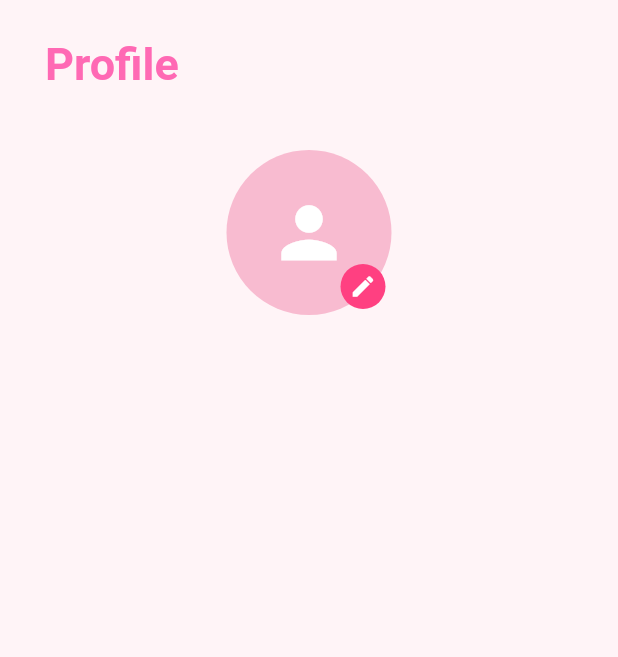
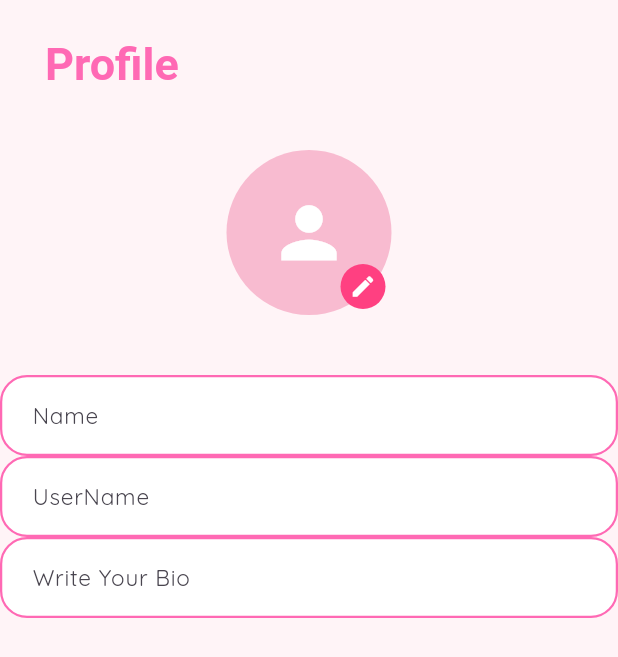
Before and after one commit to ayeshashehzad299/Glitzy, a Flutter app: the ProfileScreen screen opened directly, on a phone screen of 412 x 824 dp. Shown: the top 657 px of the screen. Run offline on Flutter 3.47's test engine with Material 3 defaults, Android fonts, the phone set to English and light mode, and no system bars; our stand-ins replace cloud_firestore, firebase_auth, firebase_core, google_fonts, google_sign_in; accounts and stored records are empty; Roboto replaces fonts that are missing (Chilanka).

Commit message:
integrated reusable textfield widgets into profile screen UI

```diff
--- a/lib/screens/profile/profile_screen.dart
+++ b/lib/screens/profile/profile_screen.dart
@@ -12,6 +12,8 @@ class ProfileScreen extends StatefulWidget {
 
 class _ProfileScreenState extends State<ProfileScreen> {
   TextEditingController nameController = TextEditingController();
+  TextEditingController userNameController = TextEditingController();
+  TextEditingController bioController = TextEditingController();
 
   static const Color blushPink = Color(0xFFFFF4F7);
   static const Color hotPink = Color(0xFFFF69B4);
@@ -46,6 +48,15 @@ class _ProfileScreenState extends State<ProfileScreen> {
               SizedBox(height: 20),
               ProfileAvatar(),
               SizedBox(height: 40),
+              ProfileTextfields(hintText: 'Name', controller: nameController),
+              ProfileTextfields(
+                hintText: 'UserName',
+                controller: userNameController,
+              ),
+              ProfileTextfields(
+                hintText: 'Write Your Bio',
+                controller: bioController,
+              ),
             ],
           ),
         ),
```
